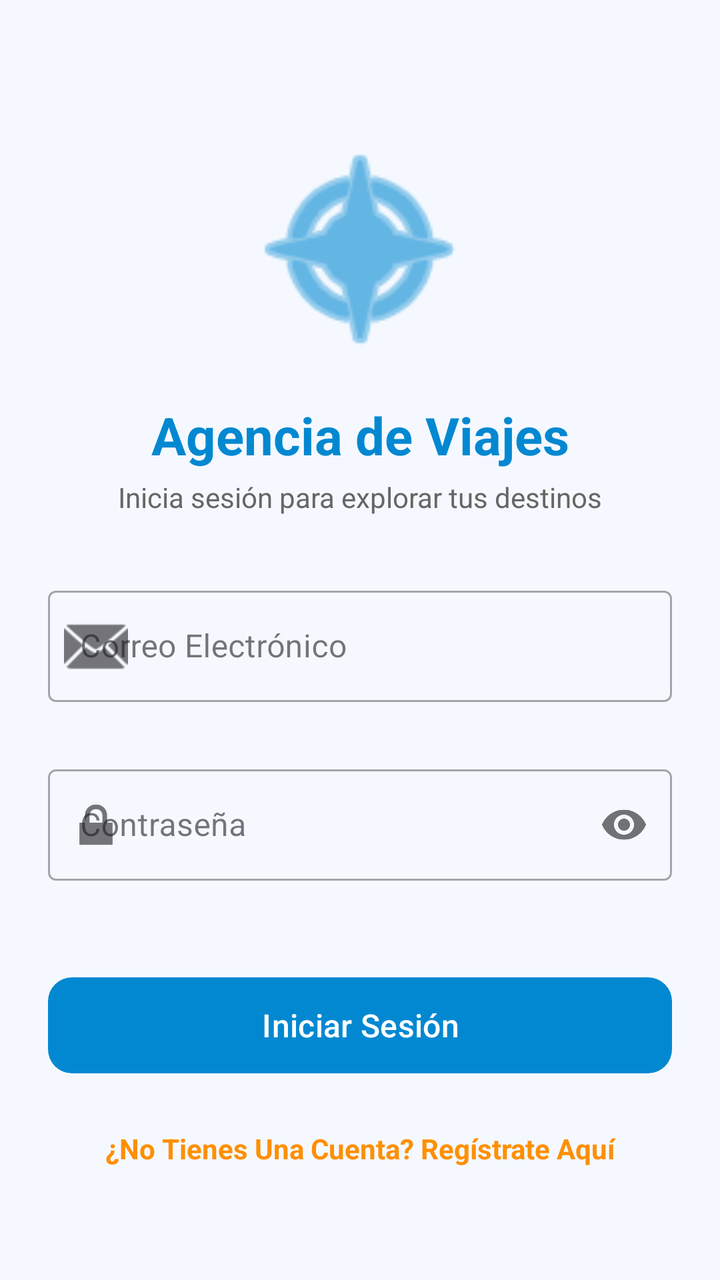
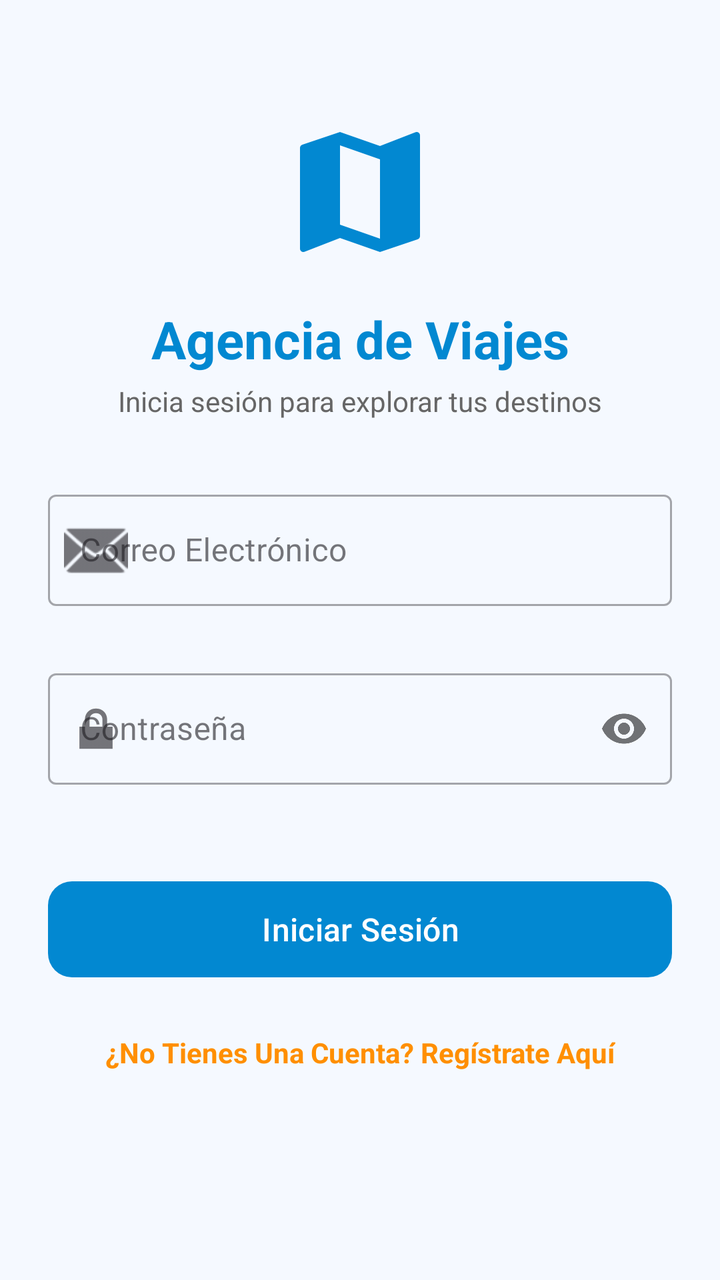

The first picture is an Android layout as it rendered before a commit; the second is the same layout after the commit. The layout source and the unified diff follow.
<!-- AndroidManifest.xml: application theme Theme.Desafio2DSML -->
<!-- res/layout/activity_login.xml -->
<?xml version="1.0" encoding="utf-8"?>
<ScrollView xmlns:android="http://schemas.android.com/apk/res/android"
    xmlns:app="http://schemas.android.com/apk/res-auto"
    xmlns:tools="http://schemas.android.com/tools"
    android:layout_width="match_parent"
    android:layout_height="match_parent"
    android:fillViewport="true"
    android:background="#F5F9FF">

    <androidx.constraintlayout.widget.ConstraintLayout
        android:layout_width="match_parent"
        android:layout_height="wrap_content"
        android:padding="24dp">

        
        <ImageView
            android:id="@+id/ivLogo"
            android:layout_width="120dp"
            android:layout_height="120dp"
            android:layout_marginTop="40dp"
            android:contentDescription="Logo Agencia de Viajes"
            android:src="@android:drawable/ic_menu_compass"
            app:tint="#0288D1"
            app:layout_constraintEnd_toEndOf="parent"
            app:layout_constraintStart_toStartOf="parent"
            app:layout_constraintTop_toTopOf="parent" />

        <TextView
            android:id="@+id/tvTitle"
            android:layout_width="wrap_content"
            android:layout_height="wrap_content"
            android:layout_marginTop="16dp"
            android:text="Agencia de Viajes"
            android:textColor="#0288D1"
            android:textSize="26sp"
            android:textStyle="bold"
            app:layout_constraintEnd_toEndOf="parent"
            app:layout_constraintStart_toStartOf="parent"
            app:layout_constraintTop_toBottomOf="@id/ivLogo" />

        <TextView
            android:id="@+id/tvSubtitle"
            android:layout_width="wrap_content"
            android:layout_height="wrap_content"
            android:layout_marginTop="4dp"
            android:text="Inicia sesión para explorar tus destinos"
            android:textColor="#666666"
            android:textSize="14sp"
            app:layout_constraintEnd_toEndOf="parent"
            app:layout_constraintStart_toStartOf="parent"
            app:layout_constraintTop_toBottomOf="@id/tvTitle" />

        
        <com.google.android.material.textfield.TextInputLayout
            android:id="@+id/tilEmail"
            style="@style/Widget.MaterialComponents.TextInputLayout.OutlinedBox"
            android:layout_width="0dp"
            android:layout_height="wrap_content"
            android:layout_marginTop="32dp"
            android:hint="Correo Electrónico"
            app:errorEnabled="true"
            app:startIconDrawable="@android:drawable/ic_dialog_email"
            app:layout_constraintEnd_toEndOf="parent"
            app:layout_constraintStart_toStartOf="parent"
            app:layout_constraintTop_toBottomOf="@id/tvSubtitle">

            <com.google.android.material.textfield.TextInputEditText
                android:id="@+id/etEmail"
                android:layout_width="match_parent"
                android:layout_height="wrap_content"
                android:inputType="textEmailAddress"
                android:maxLines="1" />
        </com.google.android.material.textfield.TextInputLayout>

        
        <com.google.android.material.textfield.TextInputLayout
            android:id="@+id/tilPassword"
            style="@style/Widget.MaterialComponents.TextInputLayout.OutlinedBox"
            android:layout_width="0dp"
            android:layout_height="wrap_content"
            android:layout_marginTop="8dp"
            android:hint="Contraseña"
            app:errorEnabled="true"
            app:passwordToggleEnabled="true"
            app:startIconDrawable="@android:drawable/ic_lock_lock"
            app:layout_constraintEnd_toEndOf="parent"
            app:layout_constraintStart_toStartOf="parent"
            app:layout_constraintTop_toBottomOf="@id/tilEmail">

            <com.google.android.material.textfield.TextInputEditText
                android:id="@+id/etPassword"
                android:layout_width="match_parent"
                android:layout_height="wrap_content"
                android:inputType="textPassword"
                android:maxLines="1" />
        </com.google.android.material.textfield.TextInputLayout>

        
        <com.google.android.material.button.MaterialButton
            android:id="@+id/btnLogin"
            android:layout_width="0dp"
            android:layout_height="56dp"
            android:layout_marginTop="24dp"
            android:text="Iniciar Sesión"
            android:textAllCaps="false"
            android:textSize="16sp"
            app:backgroundTint="#0288D1"
            app:cornerRadius="12dp"
            app:layout_constraintEnd_toEndOf="parent"
            app:layout_constraintStart_toStartOf="parent"
            app:layout_constraintTop_toBottomOf="@id/tilPassword" />

        
        <TextView
            android:id="@+id/tvRegisterLink"
            android:layout_width="wrap_content"
            android:layout_height="wrap_content"
            android:layout_marginTop="24dp"
            android:text="¿No Tienes Una Cuenta? Regístrate Aquí"
            android:textColor="#FF8F00"
            android:textSize="14sp"
            android:textStyle="bold"
            app:layout_constraintEnd_toEndOf="parent"
            app:layout_constraintStart_toStartOf="parent"
            app:layout_constraintTop_toBottomOf="@id/btnLogin" />

    </androidx.constraintlayout.widget.ConstraintLayout>
</ScrollView>
<!-- resources referenced by this layout -->
<resources>
  <style name="Theme.Desafio2DSML" parent="Base.Theme.Desafio2DSML" />
  <style name="Base.Theme.Desafio2DSML" parent="Theme.Material3.DayNight.NoActionBar">
          
          
      </style>
</resources>

<!-- the commit's change to res/layout/activity_login.xml (unified diff, before → after) -->
@@ -15,11 +15,11 @@
         
         <ImageView
             android:id="@+id/ivLogo"
-            android:layout_width="120dp"
-            android:layout_height="120dp"
-            android:layout_marginTop="40dp"
+            android:layout_width="80dp"
+            android:layout_height="80dp"
+            android:layout_marginTop="32dp"
             android:contentDescription="Logo Agencia de Viajes"
-            android:src="@android:drawable/ic_menu_compass"
+            app:srcCompat="@drawable/ic_map"
             app:tint="#0288D1"
             app:layout_constraintEnd_toEndOf="parent"
             app:layout_constraintStart_toStartOf="parent"
<!-- resource entries referenced after the edit -->
@@ -1,5 +1,11 @@
 <!-- resources referenced by this layout -->
 <resources>
+  <!-- drawable ic_map (drawable) -->
+  <vector xmlns:android="http://schemas.android.com/apk/res/android" android:height="24dp" android:tint="#0288D1" android:viewportHeight="24" android:viewportWidth="24" android:width="24dp">
+        
+      <path android:fillColor="@android:color/white" android:pathData="M20.5,3l-0.16,0.03L15,5.1 9,3 3.36,4.9c-0.21,0.07 -0.36,0.25 -0.36,0.48V20.5c0,0.28 0.22,0.5 0.5,0.5l0.16,-0.03L9,18.9l6,2.1 5.64,-1.9c0.21,-0.07 0.36,-0.25 0.36,-0.48V3.5c0,-0.28 -0.22,-0.5 -0.5,-0.5zM15,19l-6,-2.11V5l6,2.11V19z"/>
+      
+  </vector>
   <style name="Theme.Desafio2DSML" parent="Base.Theme.Desafio2DSML" />
   <style name="Base.Theme.Desafio2DSML" parent="Theme.Material3.DayNight.NoActionBar">
           
